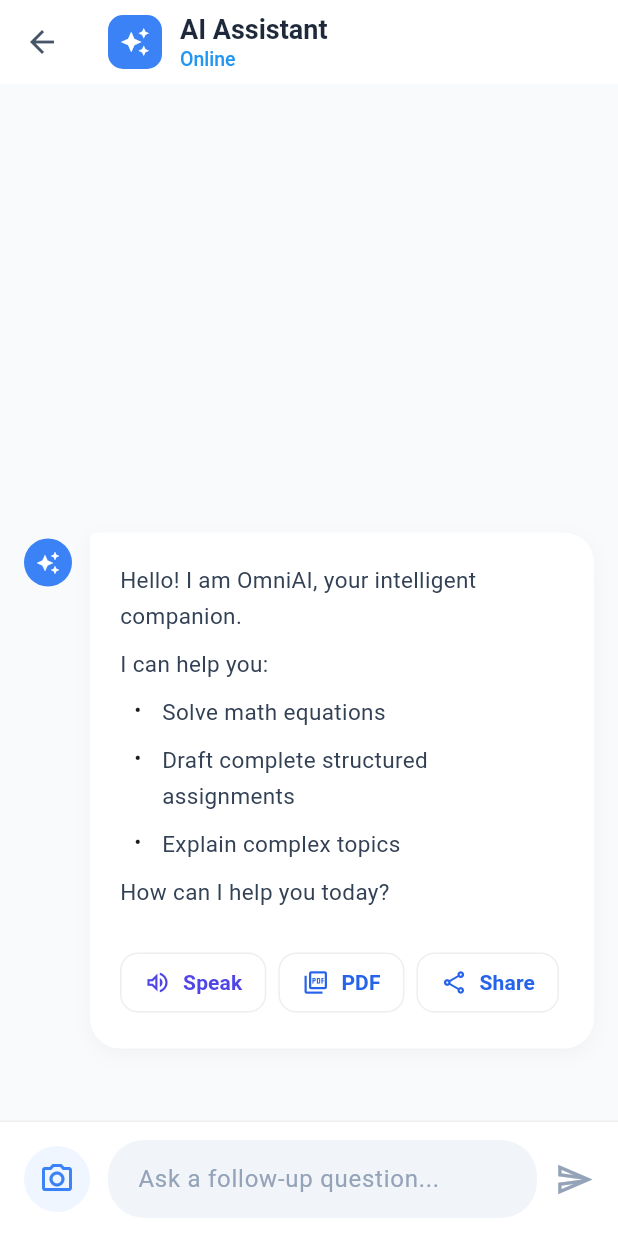
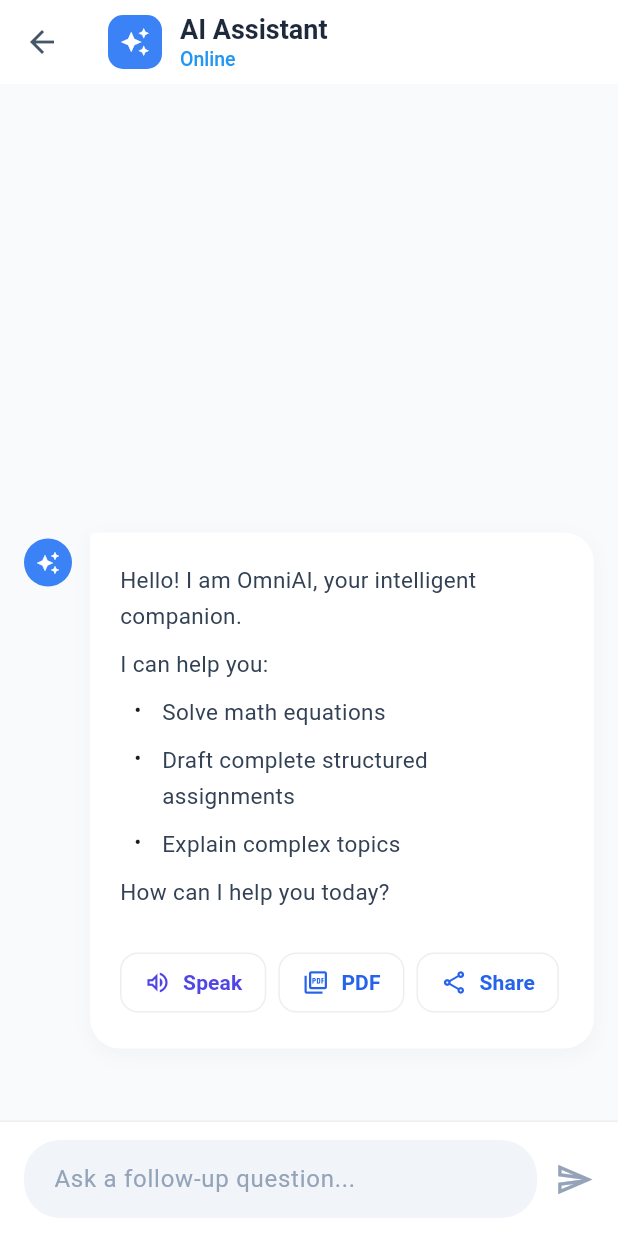
Before and after one commit to srsakilhossen302/OmniAI, a Flutter app: the AIChatScreen screen opened directly, on a phone screen of 412 x 824 dp. Run offline on Flutter 3.47's test engine with Material 3 defaults, Android fonts, the light colour scheme and no system bars; drawn by our look-alikes of flutter_markdown; our stand-ins replace camera, country_picker, get, image_picker, permission_handler, shared_preferences; accounts and stored records are empty.

Commit message:
feat: introduce AI Scanner, Assignment Writer, and AI Chat functionalities for student use.

```diff
--- a/lib/View/Screen/Student/AIScanner/Controller/ai_scanner_controller.dart
+++ b/lib/View/Screen/Student/AIScanner/Controller/ai_scanner_controller.dart
@@ -115,7 +115,10 @@
 `2 × 3 = 6`''';
 
     // Route to results page showing the nice chat answer via arguments
-    Get.to(() => const AIChatScreen(), arguments: {'initialMessage': mathSolution}, transition: Transition.rightToLeft);
+    Get.to(() => const AIChatScreen(), arguments: {
+      'initialMessage': mathSolution,
+      'source': 'scanner'
+    }, transition: Transition.rightToLeft);
   }
 
   void retake() {
--- a/lib/View/Screen/Student/AssignmentWriter/Controller/assignment_writer_controller.dart
+++ b/lib/View/Screen/Student/AssignmentWriter/Controller/assignment_writer_controller.dart
@@ -54,7 +54,10 @@
 - Core principles and theories
 - Current trends and developments''';
 
-      Get.to(() => const AIChatScreen(), arguments: {'initialMessage': generatedMarkdown});
+      Get.to(() => const AIChatScreen(), arguments: {
+        'initialMessage': generatedMarkdown,
+        'source': 'assignment'
+      });
 
       // Clear after sending so when user comes back it is fresh
       topicController.clear();
--- a/lib/View/Screen/Student/ChatWithAI/View/ai_chat_screen.dart
+++ b/lib/View/Screen/Student/ChatWithAI/View/ai_chat_screen.dart
@@ -2,6 +2,7 @@
 import 'package:get/get.dart';
 import 'package:flutter_markdown/flutter_markdown.dart';
 import '../../AIScanner/View/ai_scanner_screen.dart';
+import '../../AssignmentWriter/View/assignment_writer_screen.dart';
 import '../Controller/ai_chat_controller.dart';
 import '../Model/ai_chat_model.dart';
 
@@ -234,20 +235,38 @@
       child: SafeArea(
         child: Row(
           children: [
-            GestureDetector(
-              onTap: () {
-                Get.to(() => const AIScannerScreen());
-              },
+            Obx(() {
+              if (controller.source.value.isEmpty) {
+                return const SizedBox.shrink(); // Hide if accessed locally
+              }
+
+              Widget icon;
+              VoidCallback onTap;
+
+              if (controller.source.value == 'scanner') {
+                icon = const Icon(Icons.camera_alt_outlined, color: Color(0xFF3B82F6), size: 24);
+                onTap = () => Get.to(() => const AIScannerScreen());
+              } else {
+                // assignment writer
+                icon = const Icon(Icons.edit_document, color: Color(0xFF3B82F6), size: 24);
+                onTap = () => Get.to(() => const AssignmentWriterScreen());
+              }
+
+              return Padding(
+                padding: const EdgeInsets.only(right: 12),
+                child: GestureDetector(
+                  onTap: onTap,
                   child: Container(
                     padding: const EdgeInsets.all(10),
                     decoration: const BoxDecoration(
                       color: Color(0xFFEFF6FF), // very light blue background
                       shape: BoxShape.circle,
                     ),
-                child: const Icon(Icons.camera_alt_outlined, color: Color(0xFF3B82F6), size: 24),
+                    child: icon,
                   ),
                 ),
-            const SizedBox(width: 12),
+              );
+            }),
             Expanded(
               child: Container(
                 decoration: BoxDecoration(
```
Also changed, not shown: lib/View/Screen/Student/ChatWithAI/Controller/ai_chat_controller.dart (+8 -1 lines). Lines whose indentation alone changed are shown as unchanged.
